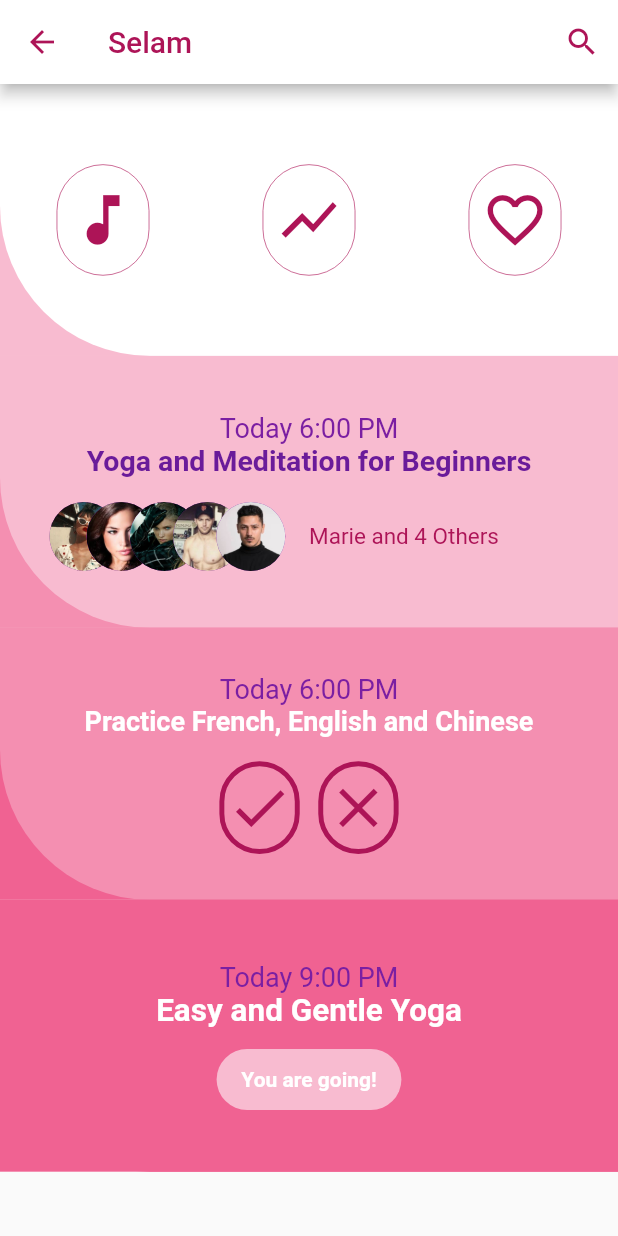
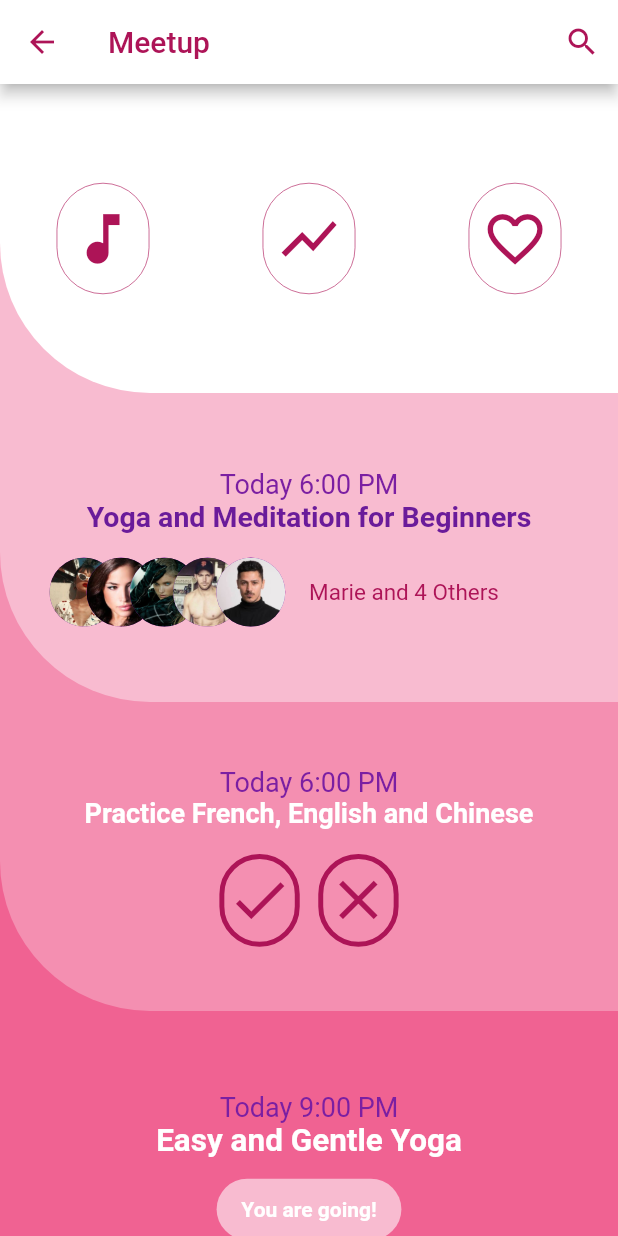
Before and after one commit to alpceylan/flutter-ui-challange, a Flutter app: the screen it shows after launch, on a phone screen of 412 x 824 dp. Run offline on Flutter 3.47's test engine with Material 2 defaults, Android fonts, the phone set to English and light mode, and no system bars.

Commit message:
week2 quick fixes

```diff
--- a/week2_meetup_ui/lib/screens/home_screen.dart
+++ b/week2_meetup_ui/lib/screens/home_screen.dart
@@ -25,7 +25,7 @@ class HomeScreen extends StatelessWidget {
           onPressed: () {},
         ),
         title: Text(
-          'Selam',
+          'Meetup',
           style: TextStyle(
             color: Theme.of(context).accentColor,
           ),
@@ -41,7 +41,8 @@ class HomeScreen extends StatelessWidget {
           ),
         ],
       ),
-      body: Container(
+      body: SingleChildScrollView(
+        child: Container(
           height: deviceHeight,
           width: deviceWidth,
           child: Column(
@@ -49,7 +50,7 @@ class HomeScreen extends StatelessWidget {
               Container(
                 color: Colors.pink[100],
                 child: Container(
-                height: deviceHeight * 0.22,
+                  height: deviceHeight * 0.25,
                   width: deviceWidth,
                   decoration: BoxDecoration(
                     color: Colors.white,
@@ -134,7 +135,7 @@ class HomeScreen extends StatelessWidget {
               Container(
                 color: Colors.pink[200],
                 child: Container(
-                height: deviceHeight * 0.22,
+                  height: deviceHeight * 0.25,
                   width: deviceWidth,
                   decoration: BoxDecoration(
                     color: Colors.pink[100],
@@ -235,7 +236,7 @@ class HomeScreen extends StatelessWidget {
               Container(
                 color: Colors.pink[300],
                 child: Container(
-                height: deviceHeight * 0.22,
+                  height: deviceHeight * 0.25,
                   width: deviceWidth,
                   decoration: BoxDecoration(
                     color: Colors.pink[200],
@@ -284,8 +285,8 @@ class HomeScreen extends StatelessWidget {
                               child: Icon(
                                 Icons.check,
                                 color: Theme.of(context).accentColor,
-                              size:
-                                  (deviceWidth * 0.013) * (deviceHeight * 0.01),
+                                size: (deviceWidth * 0.013) *
+                                    (deviceHeight * 0.01),
                               ),
                             ),
                           ),
@@ -309,8 +310,8 @@ class HomeScreen extends StatelessWidget {
                               child: Icon(
                                 Icons.close,
                                 color: Theme.of(context).accentColor,
-                              size:
-                                  (deviceWidth * 0.013) * (deviceHeight * 0.01),
+                                size: (deviceWidth * 0.013) *
+                                    (deviceHeight * 0.01),
                               ),
                             ),
                           ),
@@ -323,7 +324,7 @@ class HomeScreen extends StatelessWidget {
               Container(
                 color: Colors.pink[300],
                 child: Container(
-                height: deviceHeight * 0.22,
+                  height: deviceHeight * 0.25,
                   width: deviceWidth,
                   decoration: BoxDecoration(
                     color: Colors.pink[300],
@@ -380,6 +381,7 @@ class HomeScreen extends StatelessWidget {
             ],
           ),
         ),
+      ),
     );
   }
 }
```
Lines whose indentation alone changed are shown as unchanged.
